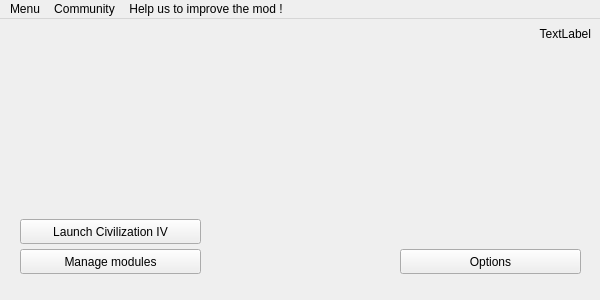
dbkblk/rand_launcher, file checker/mainwindow.ui: the form before one commit.
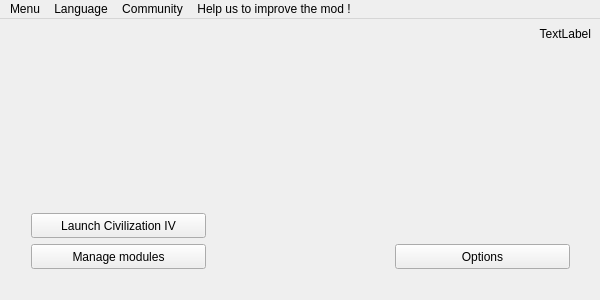
The form after the commit.

```diff
--- a/checker/mainwindow.ui
+++ b/checker/mainwindow.ui
@@ -44,50 +44,6 @@
    <property name="styleSheet">
     <string notr="true"/>
    </property>
-   <widget class="QPushButton" name="bt_launch">
-    <property name="geometry">
-     <rect>
-      <x>20</x>
-      <y>200</y>
-      <width>181</width>
-      <height>25</height>
-     </rect>
-    </property>
-    <property name="autoFillBackground">
-     <bool>false</bool>
-    </property>
-    <property name="styleSheet">
-     <string notr="true">background-image: none</string>
-    </property>
-    <property name="text">
-     <string>Launch Civilization IV</string>
-    </property>
-    <property name="autoDefault">
-     <bool>false</bool>
-    </property>
-    <property name="flat">
-     <bool>false</bool>
-    </property>
-   </widget>
-   <widget class="QPushButton" name="bt_option">
-    <property name="geometry">
-     <rect>
-      <x>400</x>
-      <y>230</y>
-      <width>181</width>
-      <height>25</height>
-     </rect>
-    </property>
-    <property name="styleSheet">
-     <string notr="true">border-image: none</string>
-    </property>
-    <property name="text">
-     <string>Options</string>
-    </property>
-    <property name="flat">
-     <bool>false</bool>
-    </property>
-   </widget>
    <widget class="QLabel" name="lb_versions">
     <property name="geometry">
      <rect>
@@ -113,18 +69,127 @@
      <set>Qt::AlignRight|Qt::AlignTrailing|Qt::AlignVCenter</set>
     </property>
    </widget>
-   <widget class="QPushButton" name="bt_components">
+   <widget class="QWidget" name="horizontalLayoutWidget">
     <property name="geometry">
      <rect>
       <x>20</x>
-      <y>230</y>
-      <width>181</width>
-      <height>25</height>
+      <y>160</y>
+      <width>561</width>
+      <height>101</height>
      </rect>
     </property>
-    <property name="text">
-     <string>Manage modules</string>
-    </property>
+    <layout class="QHBoxLayout" name="horizontalLayout">
+     <item>
+      <layout class="QVBoxLayout" name="verticalLayout">
+       <item>
+        <spacer name="verticalSpacer">
+         <property name="orientation">
+          <enum>Qt::Vertical</enum>
+         </property>
+         <property name="sizeHint" stdset="0">
+          <size>
+           <width>20</width>
+           <height>40</height>
+          </size>
+         </property>
+        </spacer>
+       </item>
+       <item>
+        <widget class="QPushButton" name="bt_launch">
+         <property name="sizePolicy">
+          <sizepolicy hsizetype="Fixed" vsizetype="Fixed">
+           <horstretch>0</horstretch>
+           <verstretch>0</verstretch>
+          </sizepolicy>
+         </property>
+         <property name="minimumSize">
+          <size>
+           <width>175</width>
+           <height>25</height>
+          </size>
+         </property>
+         <property name="autoFillBackground">
+          <bool>false</bool>
+         </property>
+         <property name="styleSheet">
+          <string notr="true">background-image: none</string>
+         </property>
+         <property name="text">
+          <string>Launch Civilization IV</string>
+         </property>
+         <property name="autoDefault">
+          <bool>false</bool>
+         </property>
+         <property name="flat">
+          <bool>false</bool>
+         </property>
+        </widget>
+       </item>
+       <item>
+        <widget class="QPushButton" name="bt_components">
+         <property name="minimumSize">
+          <size>
+           <width>175</width>
+           <height>25</height>
+          </size>
+         </property>
+         <property name="text">
+          <string>Manage modules</string>
+         </property>
+        </widget>
+       </item>
+      </layout>
+     </item>
+     <item>
+      <spacer name="horizontalSpacer">
+       <property name="orientation">
+        <enum>Qt::Horizontal</enum>
+       </property>
+       <property name="sizeHint" stdset="0">
+        <size>
+         <width>40</width>
+         <height>20</height>
+        </size>
+       </property>
+      </spacer>
+     </item>
+     <item>
+      <layout class="QVBoxLayout" name="verticalLayout_2">
+       <item>
+        <spacer name="verticalSpacer_2">
+         <property name="orientation">
+          <enum>Qt::Vertical</enum>
+         </property>
+         <property name="sizeHint" stdset="0">
+          <size>
+           <width>20</width>
+           <height>40</height>
+          </size>
+         </property>
+        </spacer>
+       </item>
+       <item>
+        <widget class="QPushButton" name="bt_option">
+         <property name="minimumSize">
+          <size>
+           <width>175</width>
+           <height>25</height>
+          </size>
+         </property>
+         <property name="styleSheet">
+          <string notr="true">border-image: none</string>
+         </property>
+         <property name="text">
+          <string>Options</string>
+         </property>
+         <property name="flat">
+          <bool>false</bool>
+         </property>
+        </widget>
+       </item>
+      </layout>
+     </item>
+    </layout>
    </widget>
   </widget>
   <widget class="QMenuBar" name="menuBar">
@@ -172,7 +237,23 @@
     <addaction name="actionTranslate_the_mod_help"/>
     <addaction name="menuDevelopment_tools"/>
    </widget>
+   <widget class="QMenu" name="menuLanguage">
+    <property name="title">
+     <string>Language</string>
+    </property>
+    <addaction name="languageEnglish"/>
+    <addaction name="languageFinnish"/>
+    <addaction name="languageFrench"/>
+    <addaction name="languageGerman"/>
+    <addaction name="languageHungarian"/>
+    <addaction name="languageItalian"/>
+    <addaction name="languagePolish"/>
+    <addaction name="languageRussian"/>
+    <addaction name="languageSinhala"/>
+    <addaction name="languageSpanish"/>
+   </widget>
    <addaction name="menuCivilization_4_Rise_of_Mankind_A_New_Dawn_2_Launcher"/>
+   <addaction name="menuLanguage"/>
    <addaction name="menuCommunity"/>
    <addaction name="menuTools"/>
   </widget>
```
Left out of the diff: 56 changed lines with no effect on the pictures.
